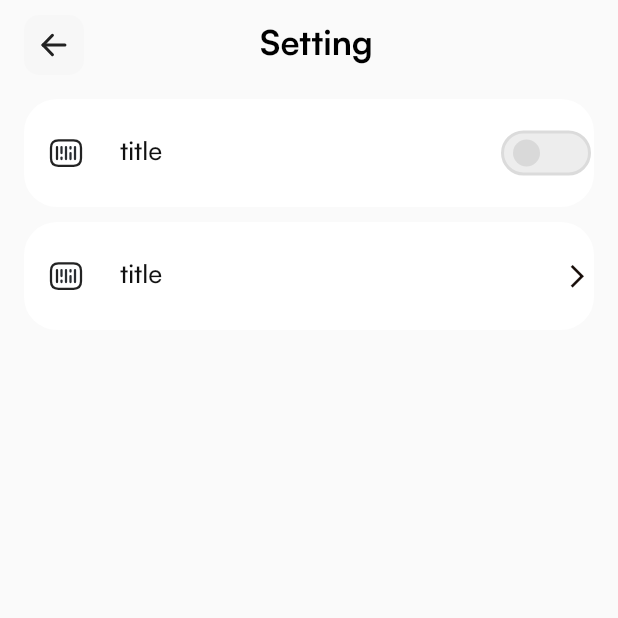
After one commit to Naveen5309/Zrayo, a Flutter app: the SettingView screen opened directly, on a phone screen of 412 x 824 dp, the top half of it. The commit adds this screen. Run offline on Flutter 3.47's test engine with Material 3 defaults, Android fonts, the phone set to English and light mode, and no system bars; our stand-ins replace bot_toast, cached_network_image, connectivity_plus, dio, dropdown_button2, equatable and 8 more; accounts and stored records are empty.

Commit message:
setting screen

```diff
--- a/lib/config/app_colors.dart
+++ b/lib/config/app_colors.dart
@@ -23,4 +23,9 @@ abstract final class AppColor {
   static const Color greyAAA6B9 = Color(0xffAAA6B9);
   static const Color grey999999 = Color(0xff999999);
   static const Color orangeEA8913 = Color(0xffEA8913);
+  static const Color black160C08 = Color(0xff160C08);
+  static const Color black111111 = Color(0xff111111);
+  static const Color greyEDEDED = Color(0xffEDEDED);
+  static const Color greyDBDBDB = Color(0xffDBDBDB);
+  static const Color greyD9D9D9 = Color(0xffD9D9D9);
 }
--- a/lib/feature/dashboard/presentation/provider/dashboard_state_notifier.dart
+++ b/lib/feature/dashboard/presentation/provider/dashboard_state_notifier.dart
@@ -5,6 +5,7 @@ import 'package:zrayo_flutter/config/enums.dart';
 import 'package:zrayo_flutter/feature/messages/presentation/view/messages.dart';
 import 'package:zrayo_flutter/feature/dashboard/presentation/states/dashboard_states.dart';
 import 'package:zrayo_flutter/feature/home/presentation/view/home_view_main.dart';
+import 'package:zrayo_flutter/feature/setting/presentation/view/setting_view.dart';
 
 import '../../../favorite_properties/presentation/view/favorite_properties.dart';
 import '../../../my_properties/presentation/view/my_properties.dart';
@@ -77,6 +78,8 @@ class DashboardNotifier extends StateNotifier<DashboardState> {
       return FavoriteProperties();
     } else if (selectedTab == DashboardEnum.message) {
       return MessagesView();
+    } else if (selectedTab == DashboardEnum.profile) {
+      return SettingView();
     }
     return SizedBox();
   }
--- /dev/null
+++ b/lib/feature/setting/presentation/view/custom_setting_tile.dart
@@ -0,0 +1,102 @@
+import 'package:flutter/material.dart';
+import 'package:flutter_screenutil/flutter_screenutil.dart';
+import 'package:flutter_svg/svg.dart';
+import 'package:zrayo_flutter/config/helper.dart';
+import 'package:zrayo_flutter/feature/z_common_widgets/app_text.dart';
+
+class SettingTile extends StatelessWidget {
+  final String icon;
+  final String title;
+  final String subtitle;
+  final bool hasToggle;
+  final bool toggleValue;
+  final ValueChanged<bool>? onToggleChanged;
+  final VoidCallback? onTap;
+
+  const SettingTile({
+    super.key,
+    required this.icon,
+    required this.title,
+    required this.subtitle,
+    this.hasToggle = false,
+    this.toggleValue = false,
+    this.onToggleChanged,
+    this.onTap,
+  });
+
+  @override
+  Widget build(BuildContext context) {
+    return Padding(
+      padding: const EdgeInsets.symmetric(horizontal: 16, vertical: 5),
+      child: Container(
+        padding: EdgeInsets.all(2),
+        decoration: BoxDecoration(
+          color: AppColor.whiteFFFFFF,
+          borderRadius: BorderRadius.all(Radius.circular(22)),
+        ),
+        child: InkWell(
+          onTap: hasToggle ? null : onTap,
+          borderRadius: BorderRadius.circular(8.0),
+          child: Padding(
+            padding: const EdgeInsets.symmetric(vertical: 8.0),
+            child: Row(
+              crossAxisAlignment: CrossAxisAlignment.center,
+              children: [
+                Padding(
+                  padding: const EdgeInsets.all(14.0),
+                  child: SvgPicture.asset(icon),
+                ),
+                xWidth(10),
+                AppText(
+                  text: title,
+                  textSize: 15.sp,
+                  color: AppColor.black111111,
+                  fontWeight: FontWeight.w500,
+                ),
+                Spacer(),
+                if (hasToggle)
+                  GestureDetector(
+                    onTap: () {},
+                    child: AnimatedContainer(
+                      duration: const Duration(milliseconds: 200),
+                      width: 60,
+                      height: 30,
+                      decoration: BoxDecoration(
+                        color: AppColor.greyEDEDED,
+                        borderRadius: BorderRadius.circular(500),
+                        border:
+                            Border.all(width: 2, color: AppColor.greyDBDBDB),
+                      ),
+                      child: Align(
+                        alignment: toggleValue
+                            ? Alignment.centerRight
+                            : Alignment.centerLeft,
+                        child: Padding(
+                          padding: const EdgeInsets.all(4.0),
+                          child: AnimatedContainer(
+                            duration: const Duration(milliseconds: 200),
+                            width: 22,
+                            height: 22,
+                            decoration: const BoxDecoration(
+                              color: AppColor.greyD9D9D9,
+                              shape: BoxShape.circle,
+                            ),
+                          ),
+                        ),
+                      ),
+                    ),
+                  ),
+                if (!hasToggle)
+                  Icon(
+                    Icons.arrow_forward_ios,
+                    size: 16.sp,
+                    color: AppColor.black160C08,
+                  ),
+              ],
+            ),
+          ),
+        ),
+      ),
+    );
+  }
+}
--- /dev/null
+++ b/lib/feature/setting/presentation/view/setting_view.dart
@@ -0,0 +1,28 @@
+import 'package:flutter/material.dart';
+import 'package:zrayo_flutter/config/assets.dart';
+import 'package:zrayo_flutter/config/helper.dart';
+import 'package:zrayo_flutter/feature/setting/presentation/view/custom_setting_tile.dart';
+import 'package:zrayo_flutter/feature/z_common_widgets/custom_app_bar.dart';
+
+class SettingView extends StatelessWidget {
+  const SettingView({super.key});
+
+  @override
+  Widget build(BuildContext context) {
+    return Scaffold(
+      body: Column(
+        children: [
+          CustomAppBar(title: "Setting"),
+          yHeight(11),
+          SettingTile(
+              hasToggle: true,
+              icon: Assets.barcode,
+              title: "title",
+              subtitle: "subtitle"),
+          SettingTile(
+              icon: Assets.barcode, title: "title", subtitle: "subtitle"),
+        ],
+      ),
+    );
+  }
+}
```
Also changed, not shown: assets/icons/notification-bing.svg (added), assets/icons/profile_add.svg (added).
